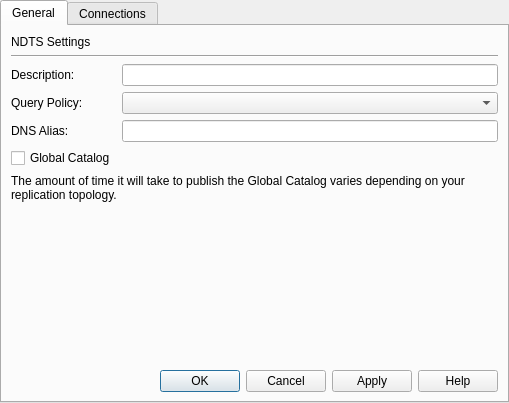
Ravenwolve/gpm_screens_and_design, file ui/NDTSSettingsTabWidget.ui: the form before one commit.
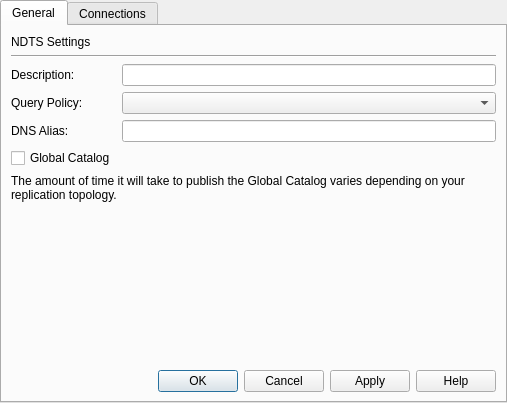
The form after the commit.

The edit to the form file:
```diff
--- a/ui/NDTSSettingsTabWidget.ui
+++ b/ui/NDTSSettingsTabWidget.ui
@@ -6,7 +6,7 @@
    <rect>
     <x>0</x>
     <y>0</y>
-    <width>509</width>
+    <width>507</width>
     <height>403</height>
    </rect>
   </property>
```
